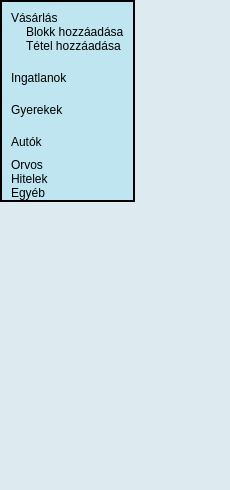
Old version of the form FamilyFinancies/submenuexpenses.ui in the repository DannyFreecs/FamilyBudgetSimple.
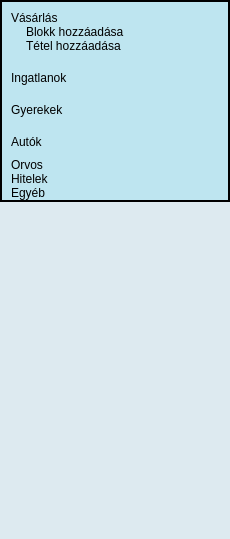
New version of the form. Icons and pictures are not drawn.

Commit message: Set fixed width of the menu frames.

Patch:
```diff
--- a/FamilyFinancies/submenuexpenses.ui
+++ b/FamilyFinancies/submenuexpenses.ui
@@ -7,7 +7,7 @@
     <x>0</x>
     <y>0</y>
     <width>230</width>
-    <height>490</height>
+    <height>539</height>
    </rect>
   </property>
   <property name="windowTitle">
@@ -54,6 +54,12 @@
         <verstretch>0</verstretch>
        </sizepolicy>
       </property>
+      <property name="minimumSize">
+       <size>
+        <width>230</width>
+        <height>539</height>
+       </size>
+      </property>
       <property name="styleSheet">
        <string notr="true">background-color: rgb(190, 229, 240);
 border: 2px solid black;</string>
@@ -91,6 +97,12 @@
            <verstretch>0</verstretch>
           </sizepolicy>
          </property>
+         <property name="minimumSize">
+          <size>
+           <width>226</width>
+           <height>0</height>
+          </size>
+         </property>
          <property name="styleSheet">
           <string notr="true">border: 0px;</string>
          </property>
@@ -102,7 +114,7 @@
          </property>
          <layout class="QVBoxLayout" name="verticalLayout">
           <property name="sizeConstraint">
-           <enum>QLayout::SetFixedSize</enum>
+           <enum>QLayout::SetMaximumSize</enum>
           </property>
           <item>
            <layout class="QVBoxLayout" name="verticalLayoutMenuShopping" stretch="0,1">
```
Left out of the diff: 24 changed lines with no effect on the pictures. The commit also changes 2 other files.
